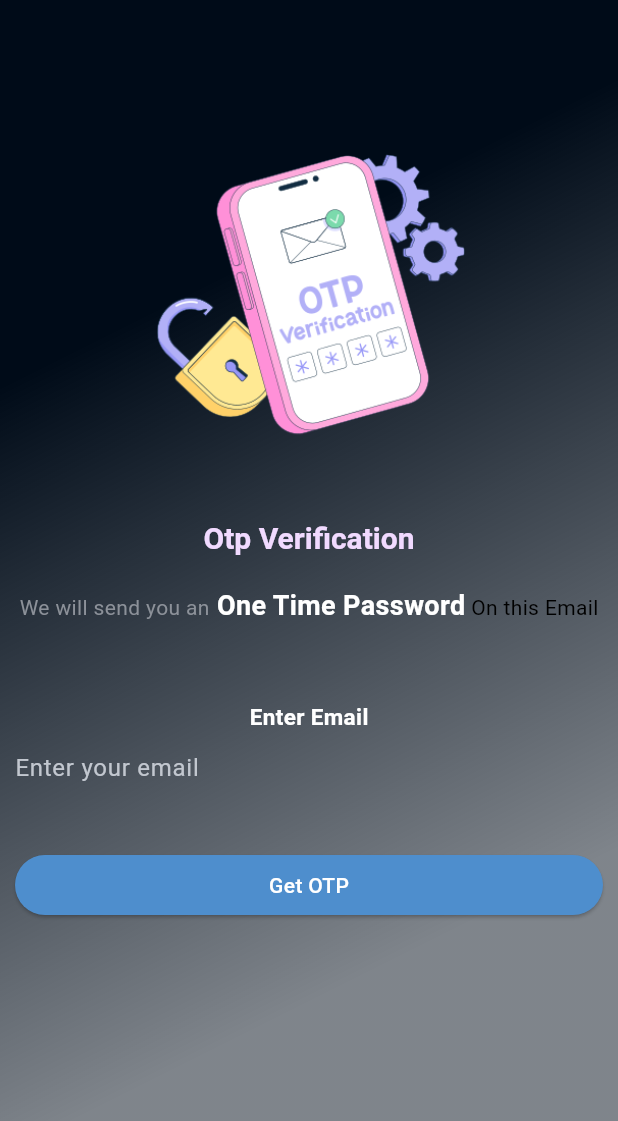
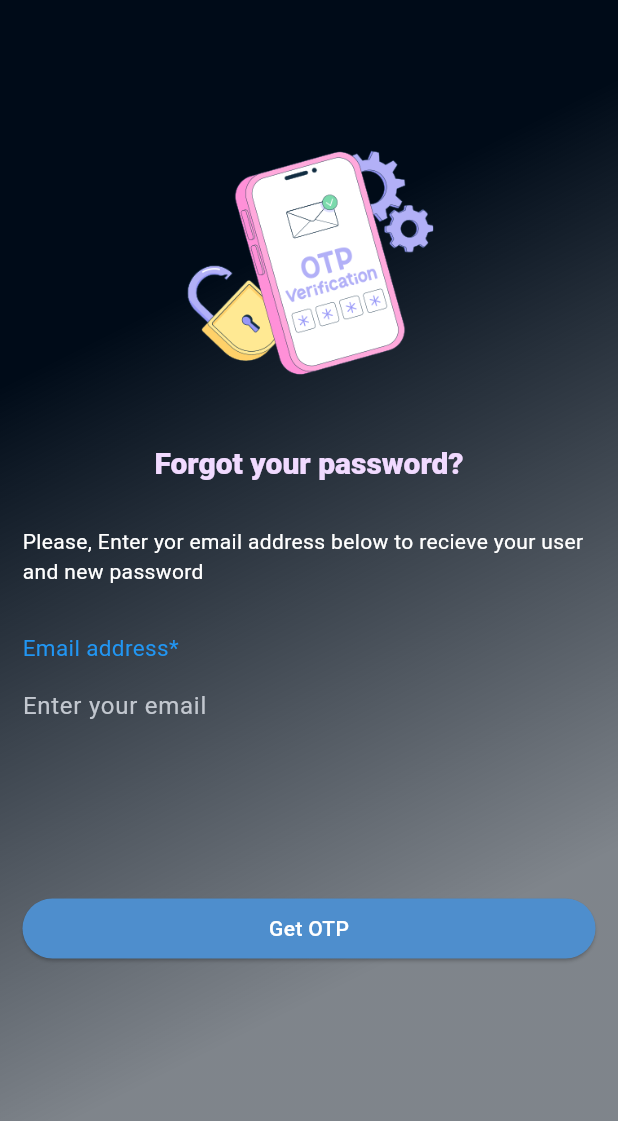
Before and after one commit to stuverse/stuverse, a Flutter app: the ForgotPasswordScreen screen opened by its route, on a phone screen of 412 x 824 dp. Shown: the top 1121 px of the screen. Run offline on Flutter 3.47's test engine with Material 3 defaults, Android fonts, the light colour scheme and no system bars; our stand-ins replace bloc, dio, flex_color_scheme, flutter_bloc, go_router, shared_preferences; accounts and stored records are empty; Roboto replaces fonts that are missing (Poppins, roboto).

Commit message:
#33 issue solved

```diff
--- a/lib/features/common/auth/views/forgot_password_screen.dart
+++ b/lib/features/common/auth/views/forgot_password_screen.dart
@@ -18,62 +18,46 @@ class ForgotPasswordScreen extends StatelessWidget {
         ),
         body: BgGradient(
             child: SafeArea(
-                child: Center(
                 child: Padding(
-            padding: const EdgeInsets.all(10),
-            child: Column(children: [
+          padding: const EdgeInsets.all(15),
+          child: Column(
+            children: [
               Image.asset(
                 'assets/common/otp3.png',
-                height: 250,
+                height: 200,
+              ),
+              SizedBox(
+                height: 25,
+              ),
+              Text(
+                'Forgot your password?',
+                style: Theme.of(context).textTheme.titleLarge!.copyWith(
+                    fontWeight: FontWeight.w800,
+                    fontSize: 20,
+                    color: Theme.of(context).colorScheme.onTertiaryContainer),
+              ),
+              Column(crossAxisAlignment: CrossAxisAlignment.start, children: [
+                SizedBox(
+                  height: 30,
+                ),
+                Text(
+                  'Please, Enter yor email address below to recieve your user and new password',
+                  style: Theme.of(context)
+                      .textTheme
+                      .bodyMedium!
+                      .copyWith(color: Colors.white),
                 ),
                 SizedBox(
                   height: 30,
                 ),
-              Text(
-                'Otp Verification',
-                style: Theme.of(context).textTheme.titleLarge!.copyWith(
-                    fontWeight: FontWeight.bold,
-                    fontSize: 20,
-                    color: Theme.of(context).colorScheme.onTertiaryContainer),
-              ),
-              SizedBox(
-                height: 20,
-              ),
-              RichText(
-                  text: TextSpan(
-                      style: TextStyle(color: Colors.blue), //apply style to all
-                      children: [
-                    TextSpan(
-                      text: 'We will send you an',
-                      style: Theme.of(context).textTheme.bodyMedium!.copyWith(
-                            fontWeight: FontWeight.normal,
-                            fontFamily: 'Poppins',
-                            color: Theme.of(context).colorScheme.outline,
-                          ),
-                    ),
-                    TextSpan(
-                      text: ' One Time Password',
-                      style: Theme.of(context).textTheme.bodyMedium!.copyWith(
-                          fontWeight: FontWeight.bold,
-                          fontFamily: 'roboto',
-                          fontSize: 18),
-                    ),
-                    TextSpan(
-                      text: ' On this Email',
-                      style: Theme.of(context).textTheme.bodyMedium!.copyWith(
-                          fontWeight: FontWeight.normal,
-                          fontFamily: 'Poppins',
-                          color: Theme.of(context).colorScheme.onSecondary),
-                    )
-                  ])),
-              SizedBox(
-                height: 50,
-              ),
-              Text('Enter Email',
+                Text('Email address*',
                     style: Theme.of(context)
                         .textTheme
                         .bodyMedium!
-                      .copyWith(fontWeight: FontWeight.bold, fontSize: 15)),
+                        .copyWith(color: Colors.blue, fontSize: 15)),
+                SizedBox(
+                  height: 5,
+                ),
                 TextField(
                   controller: _emailController,
                   decoration: const InputDecoration(
@@ -82,7 +66,7 @@ class ForgotPasswordScreen extends StatelessWidget {
                   ),
                 ),
                 SizedBox(
-                height: 30,
+                  height: 100,
                 ),
                 ElevatedButton(
                   onPressed: () {},
@@ -105,6 +89,7 @@ class ForgotPasswordScreen extends StatelessWidget {
                   ),
                 ),
               ]),
+            ],
           ),
         ))));
   }
```
Lines whose indentation alone changed are shown as unchanged.
